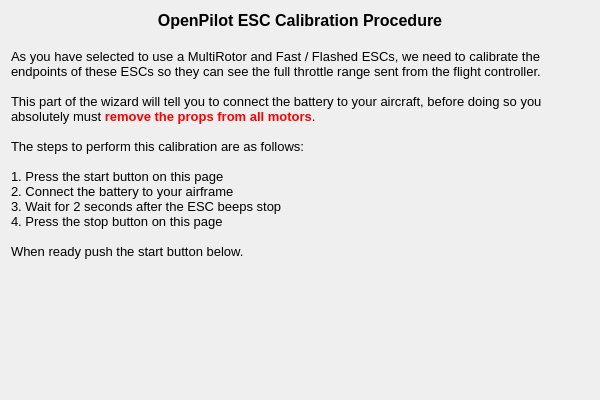
This is ground/openpilotgcs/src/plugins/setupwizard/pages/esccalibrationpage.ui in openpilot/OpenPilot as Qt 5 draws it before an edit. The edited form follows.
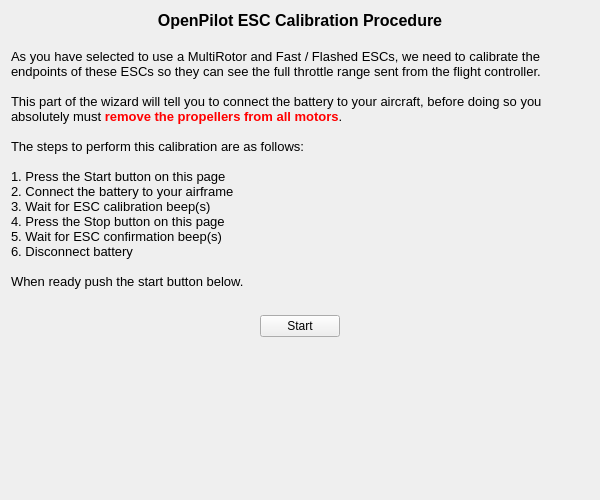
This is the edited form.

Commit message: OP-1512 Added ESC calibration implementation. Fixed some minor issues.

```diff
--- a/ground/openpilotgcs/src/plugins/setupwizard/pages/esccalibrationpage.ui
+++ b/ground/openpilotgcs/src/plugins/setupwizard/pages/esccalibrationpage.ui
@@ -7,7 +7,7 @@
     <x>0</x>
     <y>0</y>
     <width>600</width>
-    <height>400</height>
+    <height>500</height>
    </rect>
   </property>
   <property name="windowTitle">
@@ -20,21 +20,23 @@
       <string>&lt;!DOCTYPE HTML PUBLIC &quot;-//W3C//DTD HTML 4.0//EN&quot; &quot;http://www.w3.org/TR/REC-html40/strict.dtd&quot;&gt;
 &lt;html&gt;&lt;head&gt;&lt;meta name=&quot;qrichtext&quot; content=&quot;1&quot; /&gt;&lt;style type=&quot;text/css&quot;&gt;
 p, li { white-space: pre-wrap; }
-&lt;/style&gt;&lt;/head&gt;&lt;body style=&quot; font-family:'MS Shell Dlg 2'; font-size:8pt; font-weight:400; font-style:normal;&quot;&gt;
-&lt;p align=&quot;center&quot; style=&quot; margin-top:0px; margin-bottom:0px; margin-left:0px; margin-right:0px; -qt-block-indent:0; text-indent:0px;&quot;&gt;&lt;span style=&quot; font-size:12pt; font-weight:600;&quot;&gt;OpenPilot ESC Calibration Procedure&lt;/span&gt;&lt;/p&gt;
-&lt;p style=&quot;-qt-paragraph-type:empty; margin-top:0px; margin-bottom:0px; margin-left:0px; margin-right:0px; -qt-block-indent:0; text-indent:0px; font-size:12pt; font-weight:600;&quot;&gt;&lt;br /&gt;&lt;/p&gt;
-&lt;p style=&quot; margin-top:0px; margin-bottom:0px; margin-left:0px; margin-right:0px; -qt-block-indent:0; text-indent:0px;&quot;&gt;&lt;span style=&quot; font-size:10pt;&quot;&gt;As you have selected to use a MultiRotor and Fast / Flashed ESCs, we need to calibrate the endpoints of these ESCs so they can see the full throttle range sent from the flight controller.  &lt;/span&gt;&lt;/p&gt;
-&lt;p style=&quot;-qt-paragraph-type:empty; margin-top:0px; margin-bottom:0px; margin-left:0px; margin-right:0px; -qt-block-indent:0; text-indent:0px; font-size:10pt;&quot;&gt;&lt;br /&gt;&lt;/p&gt;
-&lt;p style=&quot; margin-top:0px; margin-bottom:0px; margin-left:0px; margin-right:0px; -qt-block-indent:0; text-indent:0px;&quot;&gt;&lt;span style=&quot; font-size:10pt;&quot;&gt;This part of the wizard will tell you to connect the battery to your aircraft, before doing so you &lt;/span&gt;&lt;span style=&quot; font-family:'MS Shell Dlg 2,sans-serif'; font-size:10pt;&quot;&gt;absolutely must &lt;/span&gt;&lt;span style=&quot; font-family:'MS Shell Dlg 2,sans-serif'; font-size:10pt; font-weight:600; color:#ff0000;&quot;&gt;remove the props from all motors&lt;/span&gt;&lt;span style=&quot; font-family:'MS Shell Dlg 2,sans-serif'; font-size:10pt;&quot;&gt;.&lt;/span&gt; &lt;/p&gt;
-&lt;p style=&quot;-qt-paragraph-type:empty; margin-top:0px; margin-bottom:0px; margin-left:0px; margin-right:0px; -qt-block-indent:0; text-indent:0px; font-size:10pt;&quot;&gt;&lt;br /&gt;&lt;/p&gt;
-&lt;p style=&quot; margin-top:0px; margin-bottom:0px; margin-left:0px; margin-right:0px; -qt-block-indent:0; text-indent:0px;&quot;&gt;&lt;span style=&quot; font-size:10pt;&quot;&gt;The steps to perform this calibration are as follows:&lt;/span&gt;&lt;/p&gt;
-&lt;p style=&quot;-qt-paragraph-type:empty; margin-top:0px; margin-bottom:0px; margin-left:0px; margin-right:0px; -qt-block-indent:0; text-indent:0px; font-size:10pt;&quot;&gt;&lt;br /&gt;&lt;/p&gt;
-&lt;p style=&quot; margin-top:0px; margin-bottom:0px; margin-left:0px; margin-right:0px; -qt-block-indent:0; text-indent:0px;&quot;&gt;&lt;span style=&quot; font-size:10pt;&quot;&gt;1. Press the start button on this page &lt;/span&gt;&lt;/p&gt;
-&lt;p style=&quot; margin-top:0px; margin-bottom:0px; margin-left:0px; margin-right:0px; -qt-block-indent:0; text-indent:0px;&quot;&gt;&lt;span style=&quot; font-size:10pt;&quot;&gt;2. Connect the battery to your airframe&lt;/span&gt;&lt;/p&gt;
-&lt;p style=&quot; margin-top:0px; margin-bottom:0px; margin-left:0px; margin-right:0px; -qt-block-indent:0; text-indent:0px;&quot;&gt;&lt;span style=&quot; font-size:10pt;&quot;&gt;3. Wait for 2 seconds after the ESC beeps stop &lt;/span&gt;&lt;/p&gt;
-&lt;p style=&quot; margin-top:0px; margin-bottom:0px; margin-left:0px; margin-right:0px; -qt-block-indent:0; text-indent:0px;&quot;&gt;&lt;span style=&quot; font-size:10pt;&quot;&gt;4. Press the stop button on this page&lt;/span&gt;&lt;/p&gt;
-&lt;p style=&quot;-qt-paragraph-type:empty; margin-top:0px; margin-bottom:0px; margin-left:0px; margin-right:0px; -qt-block-indent:0; text-indent:0px; font-size:10pt;&quot;&gt;&lt;br /&gt;&lt;/p&gt;
-&lt;p style=&quot; margin-top:0px; margin-bottom:0px; margin-left:0px; margin-right:0px; -qt-block-indent:0; text-indent:0px;&quot;&gt;&lt;span style=&quot; font-size:10pt;&quot;&gt;When ready push the start button below.&lt;/span&gt;&lt;/p&gt;&lt;/body&gt;&lt;/html&gt;</string>
+&lt;/style&gt;&lt;/head&gt;&lt;body style=&quot; font-family:'Ubuntu'; font-size:11pt; font-weight:400; font-style:normal;&quot;&gt;
+&lt;p align=&quot;center&quot; style=&quot; margin-top:0px; margin-bottom:0px; margin-left:0px; margin-right:0px; -qt-block-indent:0; text-indent:0px;&quot;&gt;&lt;span style=&quot; font-family:'MS Shell Dlg 2'; font-size:12pt; font-weight:600;&quot;&gt;OpenPilot ESC Calibration Procedure&lt;/span&gt;&lt;/p&gt;
+&lt;p style=&quot;-qt-paragraph-type:empty; margin-top:0px; margin-bottom:0px; margin-left:0px; margin-right:0px; -qt-block-indent:0; text-indent:0px; font-family:'MS Shell Dlg 2'; font-size:12pt; font-weight:600;&quot;&gt;&lt;br /&gt;&lt;/p&gt;
+&lt;p style=&quot; margin-top:0px; margin-bottom:0px; margin-left:0px; margin-right:0px; -qt-block-indent:0; text-indent:0px;&quot;&gt;&lt;span style=&quot; font-family:'MS Shell Dlg 2'; font-size:10pt;&quot;&gt;As you have selected to use a MultiRotor and Fast / Flashed ESCs, we need to calibrate the endpoints of these ESCs so they can see the full throttle range sent from the flight controller.  &lt;/span&gt;&lt;/p&gt;
+&lt;p style=&quot;-qt-paragraph-type:empty; margin-top:0px; margin-bottom:0px; margin-left:0px; margin-right:0px; -qt-block-indent:0; text-indent:0px; font-family:'MS Shell Dlg 2'; font-size:10pt;&quot;&gt;&lt;br /&gt;&lt;/p&gt;
+&lt;p style=&quot; margin-top:0px; margin-bottom:0px; margin-left:0px; margin-right:0px; -qt-block-indent:0; text-indent:0px;&quot;&gt;&lt;span style=&quot; font-family:'MS Shell Dlg 2'; font-size:10pt;&quot;&gt;This part of the wizard will tell you to connect the battery to your aircraft, before doing so you &lt;/span&gt;&lt;span style=&quot; font-family:'MS Shell Dlg 2,sans-serif'; font-size:10pt;&quot;&gt;absolutely must &lt;/span&gt;&lt;span style=&quot; font-family:'MS Shell Dlg 2,sans-serif'; font-size:10pt; font-weight:600; color:#ff0000;&quot;&gt;remove the propellers from all motors&lt;/span&gt;&lt;span style=&quot; font-family:'MS Shell Dlg 2,sans-serif'; font-size:10pt;&quot;&gt;.&lt;/span&gt;&lt;span style=&quot; font-family:'MS Shell Dlg 2'; font-size:8pt;&quot;&gt; &lt;/span&gt;&lt;/p&gt;
+&lt;p style=&quot;-qt-paragraph-type:empty; margin-top:0px; margin-bottom:0px; margin-left:0px; margin-right:0px; -qt-block-indent:0; text-indent:0px; font-family:'MS Shell Dlg 2'; font-size:10pt;&quot;&gt;&lt;br /&gt;&lt;/p&gt;
+&lt;p style=&quot; margin-top:0px; margin-bottom:0px; margin-left:0px; margin-right:0px; -qt-block-indent:0; text-indent:0px;&quot;&gt;&lt;span style=&quot; font-family:'MS Shell Dlg 2'; font-size:10pt;&quot;&gt;The steps to perform this calibration are as follows:&lt;/span&gt;&lt;/p&gt;
+&lt;p style=&quot;-qt-paragraph-type:empty; margin-top:0px; margin-bottom:0px; margin-left:0px; margin-right:0px; -qt-block-indent:0; text-indent:0px; font-family:'MS Shell Dlg 2'; font-size:10pt;&quot;&gt;&lt;br /&gt;&lt;/p&gt;
+&lt;p style=&quot; margin-top:0px; margin-bottom:0px; margin-left:0px; margin-right:0px; -qt-block-indent:0; text-indent:0px;&quot;&gt;&lt;span style=&quot; font-family:'MS Shell Dlg 2'; font-size:10pt;&quot;&gt;1. Press the Start button on this page &lt;/span&gt;&lt;/p&gt;
+&lt;p style=&quot; margin-top:0px; margin-bottom:0px; margin-left:0px; margin-right:0px; -qt-block-indent:0; text-indent:0px;&quot;&gt;&lt;span style=&quot; font-family:'MS Shell Dlg 2'; font-size:10pt;&quot;&gt;2. Connect the battery to your airframe&lt;/span&gt;&lt;/p&gt;
+&lt;p style=&quot; margin-top:0px; margin-bottom:0px; margin-left:0px; margin-right:0px; -qt-block-indent:0; text-indent:0px;&quot;&gt;&lt;span style=&quot; font-family:'MS Shell Dlg 2'; font-size:10pt;&quot;&gt;3. Wait for ESC calibration beep(s)&lt;/span&gt;&lt;/p&gt;
+&lt;p style=&quot; margin-top:0px; margin-bottom:0px; margin-left:0px; margin-right:0px; -qt-block-indent:0; text-indent:0px;&quot;&gt;&lt;span style=&quot; font-family:'MS Shell Dlg 2'; font-size:10pt;&quot;&gt;4. Press the Stop button on this page&lt;/span&gt;&lt;/p&gt;
+&lt;p style=&quot; margin-top:0px; margin-bottom:0px; margin-left:0px; margin-right:0px; -qt-block-indent:0; text-indent:0px;&quot;&gt;&lt;span style=&quot; font-family:'MS Shell Dlg 2'; font-size:10pt;&quot;&gt;5. Wait for ESC confirmation beep(s)&lt;/span&gt;&lt;/p&gt;
+&lt;p style=&quot; margin-top:0px; margin-bottom:0px; margin-left:0px; margin-right:0px; -qt-block-indent:0; text-indent:0px;&quot;&gt;&lt;span style=&quot; font-family:'MS Shell Dlg 2'; font-size:10pt;&quot;&gt;6. Disconnect battery&lt;/span&gt;&lt;/p&gt;
+&lt;p style=&quot;-qt-paragraph-type:empty; margin-top:0px; margin-bottom:0px; margin-left:0px; margin-right:0px; -qt-block-indent:0; text-indent:0px; font-family:'MS Shell Dlg 2'; font-size:10pt;&quot;&gt;&lt;br /&gt;&lt;/p&gt;
+&lt;p style=&quot; margin-top:0px; margin-bottom:0px; margin-left:0px; margin-right:0px; -qt-block-indent:0; text-indent:0px;&quot;&gt;&lt;span style=&quot; font-family:'MS Shell Dlg 2'; font-size:10pt;&quot;&gt;When ready push the start button below.&lt;/span&gt;&lt;/p&gt;&lt;/body&gt;&lt;/html&gt;</string>
      </property>
      <property name="alignment">
       <set>Qt::AlignLeading|Qt::AlignLeft|Qt::AlignTop</set>
@@ -44,6 +46,68 @@
      </property>
     </widget>
    </item>
+   <item>
+    <spacer name="verticalSpacer_2">
+     <property name="orientation">
+      <enum>Qt::Vertical</enum>
+     </property>
+     <property name="sizeType">
+      <enum>QSizePolicy::Minimum</enum>
+     </property>
+     <property name="sizeHint" stdset="0">
+      <size>
+       <width>20</width>
+       <height>20</height>
+      </size>
+     </property>
+    </spacer>
+   </item>
+   <item>
+    <layout class="QHBoxLayout" name="horizontalLayout">
+     <property name="topMargin">
+      <number>0</number>
+     </property>
+     <item>
+      <spacer name="horizontalSpacer">
+       <property name="orientation">
+        <enum>Qt::Horizontal</enum>
+       </property>
+       <property name="sizeHint" stdset="0">
+        <size>
+         <width>40</width>
+         <height>20</height>
+        </size>
+       </property>
+      </spacer>
+     </item>
+     <item>
+      <widget class="QPushButton" name="startStopButton">
+       <property name="minimumSize">
+        <size>
+         <width>0</width>
+         <height>0</height>
+        </size>
+       </property>
+       <property name="text">
+        <string>Start</string>
+       </property>
+      </widget>
+     </item>
+     <item>
+      <spacer name="horizontalSpacer_2">
+       <property name="orientation">
+        <enum>Qt::Horizontal</enum>
+       </property>
+       <property name="sizeHint" stdset="0">
+        <size>
+         <width>40</width>
+         <height>20</height>
+        </size>
+       </property>
+      </spacer>
+     </item>
+    </layout>
+   </item>
    <item>
     <spacer name="verticalSpacer">
      <property name="orientation">
```
Left out of the diff: 7 changed lines with no effect on the pictures. The commit also changes 9 other files.
